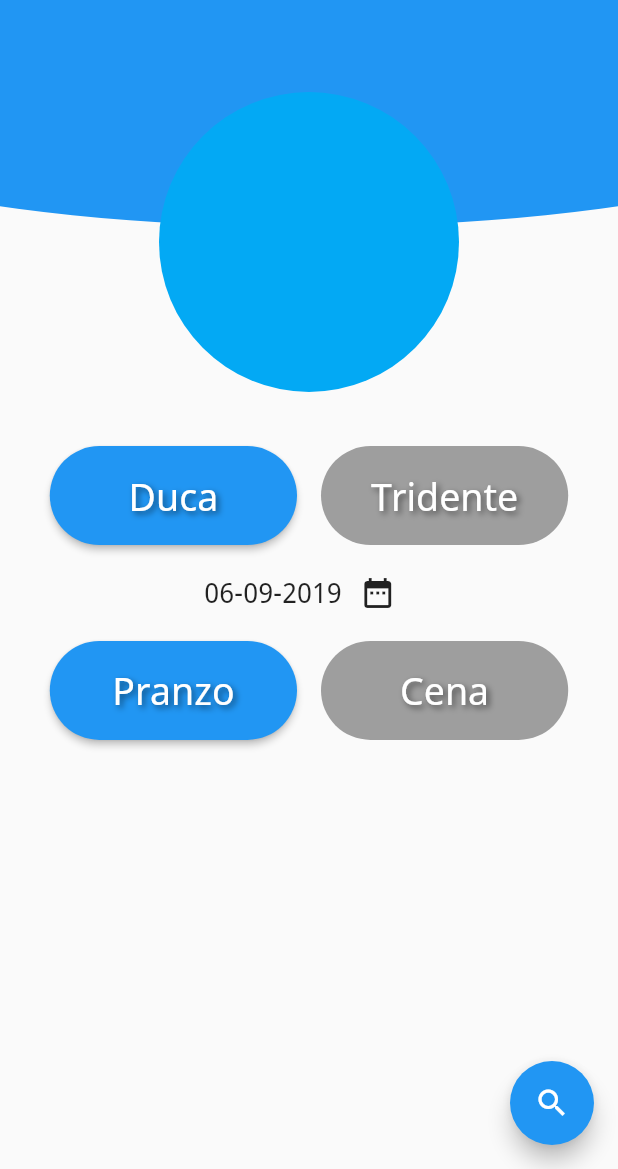
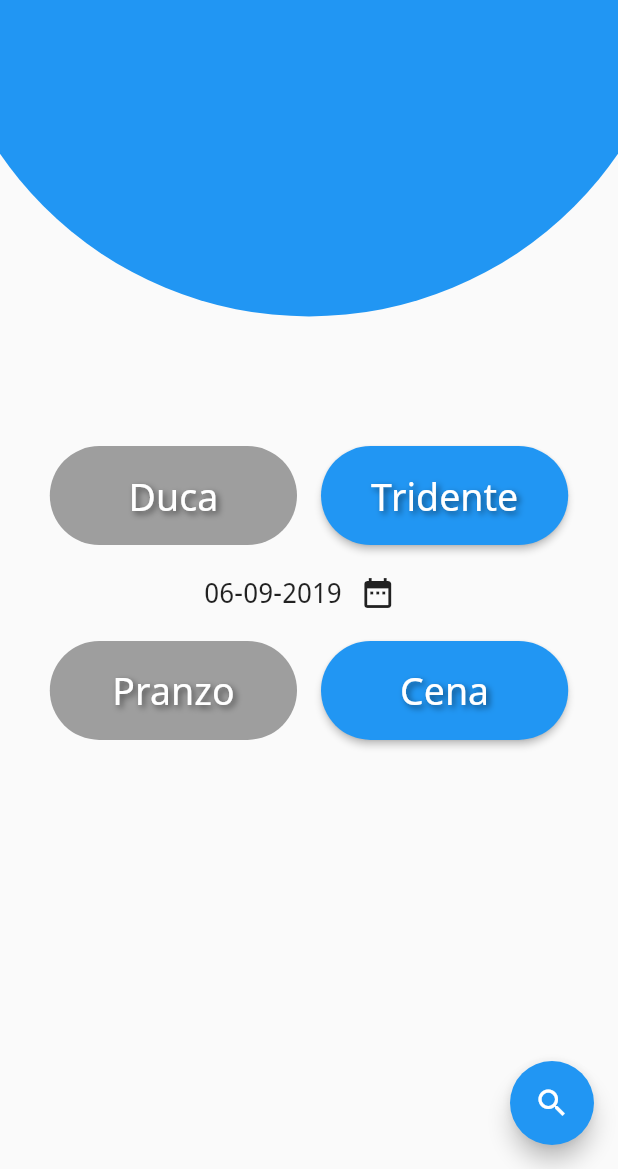
Before and after one commit to GitWizards/MensaUniurbBot, a Flutter app: the screen it shows after launch, on a phone screen of 412 x 824 dp, the part 67-1236 px from its top. Run offline on Flutter 3.47's test engine with Material 2 defaults, Android fonts, the phone set to English and light mode, and no system bars.

Commit message:
Implemented radio buttons as new class

```diff
--- a/mensa_uniurb_app/lib/main.dart
+++ b/mensa_uniurb_app/lib/main.dart
@@ -1,3 +1,4 @@
+import 'dart:collection';
 import 'dart:convert';
 import 'dart:ui';
 
@@ -56,8 +57,6 @@ class _SearchScreenState extends State<SearchScreen> {
   String date = DateFormat('MM-dd-yyyy').format(DateTime.now());
   String meal = "lunch";
 
-  bool kitchenButton = true;
-
   // Build widget function
   @override
   Widget build(BuildContext context) {
@@ -84,7 +83,13 @@ class _SearchScreenState extends State<SearchScreen> {
         children: <Widget>[
           Column(
             children: <Widget>[
-                buttonPair("Duca", "duca", "Tridente", "tridente"),
+              RadioButtons(
+                textButton1: "Duca",
+                valueButton1: "duca",
+                textButton2: "Tridente",
+                valueButton2: "tridente",
+                setValue: _setKitchen,
+              ),
               Row(
                 children: <Widget>[
                   Container(
@@ -102,10 +107,17 @@ class _SearchScreenState extends State<SearchScreen> {
                 ],
                 mainAxisAlignment: MainAxisAlignment.center,
               ),
-                buttonPair("Pranzo", "lunch", "Cena", "dinner"),
+              RadioButtons(
+                textButton1: "Pranzo",
+                valueButton1: "lunch",
+                textButton2: "Cena",
+                valueButton2: "dinner",
+                setValue: _setMeal,
+              ),
             ],
           ),
-          ]),
+        ],
+      ),
 
       // Button to start query
       floatingActionButton: FloatingActionButton(
@@ -117,6 +129,14 @@ class _SearchScreenState extends State<SearchScreen> {
         },
       ),
     );
+  }
+
+  _setKitchen(value) {
+    kitchen = value;
+  }
+
+  _setMeal(value) {
+    meal = value;
   }
 
   _showDateTimePicker(BuildContext context) async {
@@ -135,17 +155,51 @@ class _SearchScreenState extends State<SearchScreen> {
       if (selected != null) date = DateFormat('MM-dd-yyyy').format(selected);
     });
   }
+}
 
-  Widget buttonPair(String text1, String value1, String text2, String value2) {
+class RadioButtons extends StatefulWidget {
+  RadioButtons({
+    @required this.textButton1,
+    @required this.valueButton1,
+    @required this.textButton2,
+    @required this.valueButton2,
+    @required this.setValue,
+  });
+
+  final String textButton1;
+  final String textButton2;
+  final String valueButton1;
+  final String valueButton2;
+  final Function setValue;
+
+  @override
+  _RadioButtonsState createState() => _RadioButtonsState();
+}
+
+class _RadioButtonsState extends State<RadioButtons> {
+  bool selected = true;
+
+  @override
+  Widget build(BuildContext context) {
     return Row(
       // Select kitchen
       children: <Widget>[
-        Padding(
+        _singleButton(
+            context, widget.textButton1, widget.valueButton1, selected),
+        _singleButton(
+            context, widget.textButton2, widget.valueButton2, !selected),
+      ],
+      mainAxisAlignment: MainAxisAlignment.center,
+    );
+  }
+
+  Widget _singleButton(context, text, value, active) {
+    return Padding(
       padding: const EdgeInsets.all(8.0),
       child: Container(
         child: RaisedButton(
           child: Text(
-                text1,
+            text,
             style: TextStyle(
               fontSize: 25,
               color: Colors.white,
@@ -153,54 +207,30 @@ class _SearchScreenState extends State<SearchScreen> {
                 Shadow(
                   color: Colors.black54,
                   offset: Offset(2.0, 2.0),
-                        blurRadius: 5.0)
+                  blurRadius: 5.0,
+                )
               ],
             ),
           ),
           shape: StadiumBorder(),
           color: Colors.blue,
           disabledColor: Colors.grey,
-              onPressed: !kitchenButton ? null : () => setKitchen(value1),
+          onPressed: active ? null : () => _changeActiveButton(),
         ),
         width: MediaQuery.of(context).size.width * 0.4,
         height: MediaQuery.of(context).size.height * 0.08,
       ),
-        ),
-        Padding(
-          padding: const EdgeInsets.all(8.0),
-          child: Container(
-            child: RaisedButton(
-              child: Text(
-                text2,
-                style: TextStyle(
-                  fontSize: 25,
-                  color: Colors.white,
-                  shadows: <Shadow>[
-                    Shadow(
-                        color: Colors.black54,
-                        offset: Offset(2.0, 2.0),
-                        blurRadius: 5.0)
-                  ],
-                ),
-              ),
-              shape: StadiumBorder(),
-              color: Colors.blue,
-              disabledColor: Colors.grey,
-              onPressed: kitchenButton ? null : () => setKitchen(value2),
-            ),
-            width: MediaQuery.of(context).size.width * 0.4,
-            height: MediaQuery.of(context).size.height * 0.08,
-          ),
-        ),
-      ],
-      mainAxisAlignment: MainAxisAlignment.center,
     );
   }
 
-  void setKitchen(String value) {
+  _changeActiveButton() {
     setState(() {
-      kitchenButton = !kitchenButton;
-      kitchen = value;
+      selected = !selected;
+
+      if (selected)
+        widget.setValue(widget.valueButton1);
+      else
+        widget.setValue(widget.valueButton2);
     });
   }
 }
@@ -332,16 +362,16 @@ class CircleAppBar extends CustomPainter {
     paint.color = Colors.blue;
 
     // center of the canvas is (x,y) => (width/2, height/2)
-    var shape =
-        Rect.fromLTWH(-size.width / 2, -10, size.width * 2, size.width / 2);
+    // var shape = Rect.fromLTWH(
+    //     -size.width * 0.5, -100, size.width * 2, size.width * 0.5);
 
-    canvas.drawArc(shape, 0, 10, true, paint);
+    var middle = Offset(size.width / 2, size.height * 0.1);
+    // canvas.drawArc(shape, 0, 10, true, paint);
+    canvas.drawCircle(middle, 250, paint);
 
-    paint.color = Colors.lightBlue;
+    // paint.color = Colors.lightBlue;
 
-    var middle = Offset(size.width / 2, size.width / 2);
-
-    canvas.drawCircle(middle, 100.0, paint);
+    // canvas.drawCircle(middle, 100.0, paint);
   }
 
   @override
```
Lines whose indentation alone changed are shown as unchanged.
